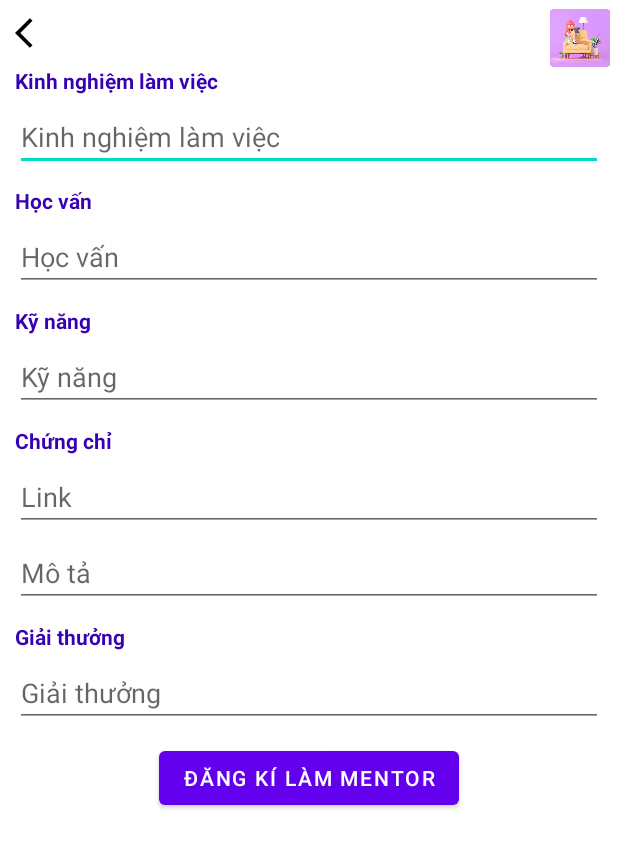
After one commit to kreazyme/Mentorship, an Android app: the RegisterToBeMentorActivity screen opened directly, with no data from a screen before it, on a phone screen of 412 x 824 dp. The commit adds this screen. Shown: the top 848 px of the screen. Run offline under Robolectric (Android 15) with nearby library versions, the phone set to English and light mode, and no system bars.

Commit message:
add reg mentor

```diff
--- a/app/src/main/java/com/example/mentorship/Mentor/MentorDetail.java
+++ b/app/src/main/java/com/example/mentorship/Mentor/Activity/MentorDetail.java
@@ -1,4 +1,4 @@
-package com.example.mentorship.Mentor;
+package com.example.mentorship.Mentor.Activity;
 
 import androidx.appcompat.app.AppCompatActivity;
 import androidx.recyclerview.widget.LinearLayoutManager;
@@ -13,6 +13,10 @@ import android.widget.TextView;
 import android.widget.Toast;
 import com.example.mentorship.Calendar.CalendarActivity;
 import com.example.mentorship.Chat.ChatScreen;
+import com.example.mentorship.Mentor.Mentor;
+import com.example.mentorship.Mentor.MentorActivity;
+import com.example.mentorship.Mentor.MentorActivityAdapter;
+import com.example.mentorship.Mentor.MentorActivityClickListener;
 import com.example.mentorship.R;
 
 import java.util.ArrayList;
--- /dev/null
+++ b/app/src/main/java/com/example/mentorship/Mentor/Activity/RegisterToBeMentorActivity.java
@@ -0,0 +1,53 @@
+package com.example.mentorship.Mentor.Activity;
+
+import androidx.appcompat.app.AppCompatActivity;
+
+import android.content.Intent;
+import android.os.Bundle;
+import android.view.View;
+import android.widget.Button;
+import android.widget.EditText;
+import android.widget.ImageButton;
+import android.widget.Toast;
+
+import com.example.mentorship.R;
+
+public class RegisterToBeMentorActivity extends AppCompatActivity {
+    private EditText editText_exper, editText_study, editText_skill, editText_degree_link, editText_degree_des, editText_award;
+    private Button button_reg;
+    private ImageButton imageButton_back;
+
+    @Override
+    protected void onCreate(Bundle savedInstanceState) {
+        super.onCreate(savedInstanceState);
+        setContentView(com.example.mentorship.R.layout.activity_register_to_be_mentor);
+        refer();
+    }
+
+    public void refer() {
+        editText_exper = findViewById(R.id.reg_mentor_editText_experience);
+        editText_study = findViewById(R.id.reg_mentor_editText_study);
+        editText_skill = findViewById(R.id.reg_mentor_editText_skill);
+        editText_degree_link = findViewById(R.id.reg_mentor_editText_degree_link);
+        editText_degree_des = findViewById(R.id.reg_mentor_editText_degree_description);
+        editText_award = findViewById(R.id.reg_mentor_editText_award);
+        button_reg = findViewById(R.id.reg_mentor_button_register);
+        imageButton_back = findViewById(R.id.reg_mentor_imageButton_back);
+    }
+
+    public void reg_mentor_register(View view) {
+        if (editText_exper.getText().toString().length() == 0 || editText_degree_des.getText().toString().length() == 0
+                || editText_skill.getText().toString().length() == 0 || editText_degree_link.getText().toString().length() == 0
+                || editText_degree_link.getText().toString().length() == 0 || editText_degree_des.getText().toString().length() == 0
+                || editText_award.getText().toString().length() == 0 || editText_study.getText().toString().length() == 0)
+            Toast.makeText(this, "Điền thiếu", Toast.LENGTH_SHORT).show();
+        else {
+            startActivity(new Intent(this, RegisterToBeMentorResult.class));
+            finish();
+        }
+    }
+
+    public void reg_mentor_back(View view) {
+        finish();
+    }
+}
--- a/app/src/main/java/com/example/mentorship/Mentor/MentorFragment.java
+++ b/app/src/main/java/com/example/mentorship/Mentor/MentorFragment.java
@@ -14,6 +14,8 @@ import androidx.annotation.Nullable;
 import androidx.recyclerview.widget.LinearLayoutManager;
 import androidx.recyclerview.widget.RecyclerView;
 
+import com.example.mentorship.Mentor.Activity.MentorDetail;
+import com.example.mentorship.Mentor.Activity.MentorResult;
 import com.example.mentorship.R;
 
 import java.util.ArrayList;
@@ -34,7 +36,7 @@ public class MentorFragment extends Fragment implements MentorItemClickListener
         button_find_mentor.setOnClickListener(new View.OnClickListener() {
             @Override
             public void onClick(View view) {
-                startActivity(new Intent(getActivity(),MentorResult.class));
+                startActivity(new Intent(getActivity(), MentorResult.class));
             }
         });
         return view;
@@ -79,7 +81,7 @@ public class MentorFragment extends Fragment implements MentorItemClickListener
         startIntent(mentor);
     }
     public void startIntent(Mentor mentor){
-        Intent intent = new Intent(getActivity(),MentorDetail.class);
+        Intent intent = new Intent(getActivity(), MentorDetail.class);
         intent.putExtra("Mentor",mentor);
         startActivity(intent);
     }
--- a/app/src/main/res/layout/activity_mentor_result.xml
+++ b/app/src/main/res/layout/activity_mentor_result.xml
@@ -4,7 +4,7 @@
     xmlns:tools="http://schemas.android.com/tools"
     android:layout_width="match_parent"
     android:layout_height="match_parent"
-    tools:context=".Mentor.MentorResult">
+    tools:context=".Mentor.Activity.MentorResult">
 
     <ImageButton
         android:id="@+id/mentor_result_imageButton_back"
--- /dev/null
+++ b/app/src/main/res/layout/activity_register_to_be_mentor.xml
@@ -0,0 +1,175 @@
+<?xml version="1.0" encoding="utf-8"?>
+<ScrollView xmlns:android="http://schemas.android.com/apk/res/android"
+    xmlns:app="http://schemas.android.com/apk/res-auto"
+    xmlns:tools="http://schemas.android.com/tools"
+    android:layout_width="match_parent"
+    android:layout_height="wrap_content"
+    tools:context=".Mentor.Activity.RegisterToBeMentorActivity">
+<androidx.constraintlayout.widget.ConstraintLayout
+    android:layout_width="match_parent"
+    android:layout_height="wrap_content">
+    <ImageButton
+        android:id="@+id/reg_mentor_imageButton_back"
+        android:layout_width="wrap_content"
+        android:layout_height="wrap_content"
+        android:layout_marginLeft="10dp"
+        android:layout_marginTop="10dp"
+        android:background="@null"
+        app:layout_constraintStart_toStartOf="parent"
+        app:layout_constraintTop_toTopOf="parent"
+        app:srcCompat="@drawable/arrow_back"
+        android:onClick="reg_mentor_back"
+        />
+
+    <TextView
+        android:id="@+id/textView30"
+        android:layout_width="wrap_content"
+        android:layout_height="wrap_content"
+        android:text="Kinh nghiệm làm việc"
+        android:textStyle="bold"
+        android:textColor="@color/purple_700"
+        android:layout_marginTop="10dp"
+        app:layout_constraintStart_toStartOf="@+id/reg_mentor_imageButton_back"
+        app:layout_constraintTop_toBottomOf="@+id/reg_mentor_imageButton_back" />
+
+    <EditText
+        android:id="@+id/reg_mentor_editText_experience"
+        android:layout_width="0dp"
+        android:layout_height="wrap_content"
+        android:layout_marginTop="5dp"
+        android:layout_marginRight="10dp"
+        android:ems="10"
+        android:hint="Kinh nghiệm làm việc"
+        android:inputType="textPersonName"
+        app:layout_constraintEnd_toEndOf="parent"
+        app:layout_constraintStart_toStartOf="@+id/textView30"
+        app:layout_constraintTop_toBottomOf="@+id/textView30" />
+
+    <TextView
+        android:id="@+id/textView31"
+        android:layout_width="wrap_content"
+        android:layout_height="wrap_content"
+        android:text="Học vấn"
+        android:textColor="@color/purple_700"
+        android:textStyle="bold"
+        android:layout_marginTop="10dp"
+        app:layout_constraintStart_toStartOf="@+id/reg_mentor_editText_experience"
+        app:layout_constraintTop_toBottomOf="@+id/reg_mentor_editText_experience" />
+
+    <EditText
+        android:id="@+id/reg_mentor_editText_study"
+        android:layout_width="0dp"
+        android:layout_height="wrap_content"
+        android:layout_marginTop="5dp"
+        android:ems="10"
+        android:hint="Học vấn"
+        android:inputType="textPersonName"
+        app:layout_constraintEnd_toEndOf="@+id/reg_mentor_editText_experience"
+        app:layout_constraintStart_toStartOf="@+id/textView31"
+        app:layout_constraintTop_toBottomOf="@+id/textView31" />
+
+    <TextView
+        android:id="@+id/textView32"
+        android:layout_width="wrap_content"
+        android:layout_height="wrap_content"
+        android:text="Kỹ năng"
+        android:textColor="@color/purple_700"
+        android:textStyle="bold"
+        android:layout_marginTop="10dp"
+        app:layout_constraintStart_toStartOf="@+id/reg_mentor_editText_study"
+        app:layout_constraintTop_toBottomOf="@+id/reg_mentor_editText_study" />
+
+    <EditText
+        android:id="@+id/reg_mentor_editText_skill"
+        android:layout_width="0dp"
+        android:layout_height="wrap_content"
+        android:layout_marginTop="5dp"
+        android:ems="10"
+        android:hint="Kỹ năng"
+        android:inputType="textPersonName"
+        app:layout_constraintEnd_toEndOf="@+id/reg_mentor_editText_study"
+        app:layout_constraintStart_toStartOf="@+id/textView32"
+        app:layout_constraintTop_toBottomOf="@+id/textView32" />
+
+    <TextView
+        android:id="@+id/textView33"
+        android:layout_width="wrap_content"
+        android:layout_height="wrap_content"
+        android:text="Chứng chỉ"
+        android:textColor="@color/purple_700"
+        android:textStyle="bold"
+        android:layout_marginTop="10dp"
+        app:layout_constraintStart_toStartOf="@+id/reg_mentor_editText_skill"
+        app:layout_constraintTop_toBottomOf="@+id/reg_mentor_editText_skill" />
+
+    <EditText
+        android:id="@+id/reg_mentor_editText_degree_link"
+        android:layout_width="0dp"
+        android:layout_height="wrap_content"
+        android:layout_marginTop="5dp"
+        android:ems="10"
+        android:hint="Link"
+        android:inputType="textPersonName"
+        app:layout_constraintEnd_toEndOf="@+id/reg_mentor_editText_skill"
+        app:layout_constraintStart_toStartOf="@+id/textView33"
+        app:layout_constraintTop_toBottomOf="@+id/textView33" />
+
+    <EditText
+        android:id="@+id/reg_mentor_editText_degree_description"
+        android:layout_width="0dp"
+        android:layout_height="wrap_content"
+        android:layout_marginTop="5dp"
+        android:ems="10"
+        android:hint="Mô tả"
+        android:inputType="textPersonName"
+        app:layout_constraintEnd_toEndOf="@+id/reg_mentor_editText_degree_link"
+        app:layout_constraintStart_toStartOf="@+id/reg_mentor_editText_degree_link"
+        app:layout_constraintTop_toBottomOf="@+id/reg_mentor_editText_degree_link" />
+
+    <TextView
+        android:id="@+id/textView34"
+        android:layout_width="wrap_content"
+        android:layout_height="wrap_content"
+        android:text="Giải thưởng"
+        android:textColor="@color/purple_700"
+        android:textStyle="bold"
+        android:layout_marginTop="10dp"
+        app:layout_constraintStart_toStartOf="@+id/reg_mentor_editText_degree_description"
+        app:layout_constraintTop_toBottomOf="@+id/reg_mentor_editText_degree_description" />
+
+    <EditText
+        android:id="@+id/reg_mentor_editText_award"
+        android:layout_width="0dp"
+        android:layout_height="wrap_content"
+        android:layout_marginTop="5dp"
+        android:ems="10"
+        android:hint="Giải thưởng"
+        app:layout_constraintEnd_toEndOf="@+id/reg_mentor_editText_degree_description"
+        app:layout_constraintStart_toStartOf="@+id/textView34"
+        app:layout_constraintTop_toBottomOf="@+id/textView34" />
+
+    <Button
+        android:id="@+id/reg_mentor_button_register"
+        android:layout_width="wrap_content"
+        android:layout_height="wrap_content"
+        android:layout_marginTop="10dp"
+        android:layout_marginBottom="10dp"
+        android:text="Đăng kí làm Mentor"
+        app:layout_constraintBottom_toBottomOf="parent"
+        app:layout_constraintEnd_toEndOf="parent"
+        app:layout_constraintStart_toStartOf="parent"
+        app:layout_constraintTop_toBottomOf="@+id/reg_mentor_editText_award"
+        android:onClick="reg_mentor_register"
+        />
+
+    <ImageView
+        android:id="@+id/imageView14"
+        android:layout_width="40dp"
+        android:layout_height="40dp"
+        android:layout_marginRight="5dp"
+        android:layout_marginTop="5dp"
+        app:layout_constraintEnd_toEndOf="parent"
+        app:layout_constraintTop_toTopOf="parent"
+        app:srcCompat="@drawable/backgroundlogin" />
+</androidx.constraintlayout.widget.ConstraintLayout>
+</ScrollView>
--- a/app/src/main/res/layout/mentor_detail_activity.xml
+++ b/app/src/main/res/layout/mentor_detail_activity.xml
@@ -4,7 +4,7 @@
     xmlns:tools="http://schemas.android.com/tools"
     android:layout_width="match_parent"
     android:layout_height="match_parent"
-    tools:context=".Mentor.MentorDetail">
+    tools:context=".Mentor.Activity.MentorDetail">
 <androidx.constraintlayout.widget.ConstraintLayout
     android:layout_width="match_parent"
     android:layout_height="match_parent">
```
Also changed, not shown: app/src/main/AndroidManifest.xml (+8 -2 lines), app/src/main/java/com/example/mentorship/Mentor/Activity/MentorResult.java (renamed from app/src/main/java/com/example/mentorship/Mentor/MentorResult.java, +5 -2 lines), app/src/main/java/com/example/mentorship/Mentor/Activity/RegisterToBeMentorResult.java (added, +16 -0 lines), app/src/main/java/com/example/mentorship/Profile/ProfileFragment.java (+13 -5 lines), app/src/main/res/layout/activity_register_to_be_mentor_result.xml (added, +47 -0 lines).
